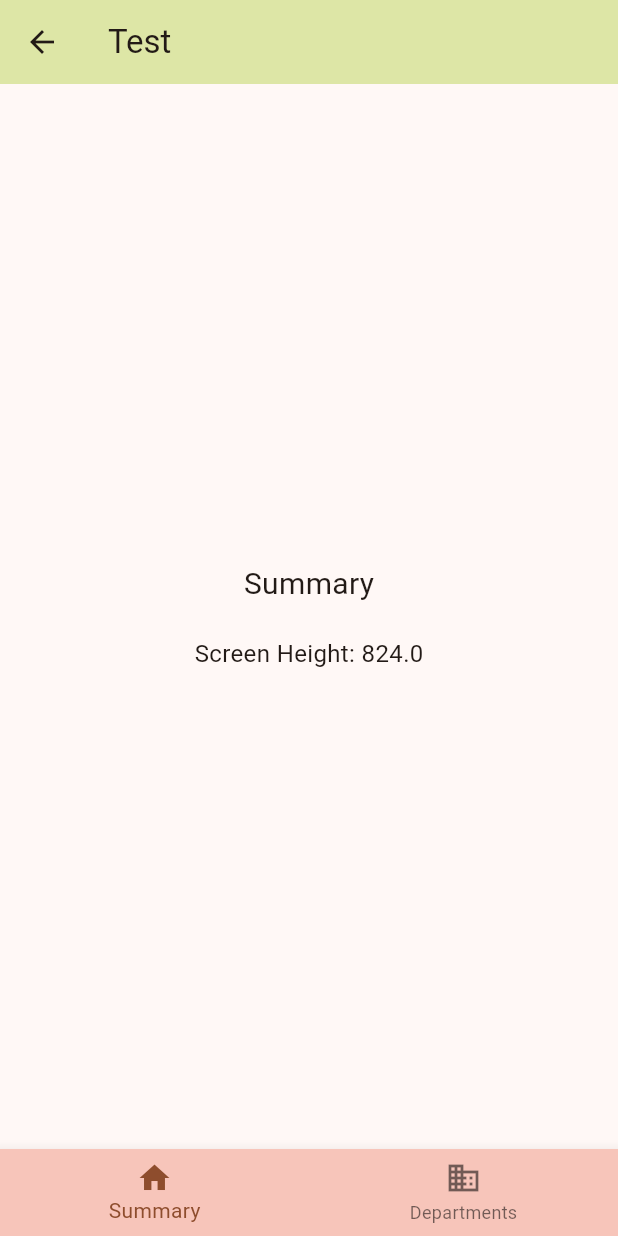
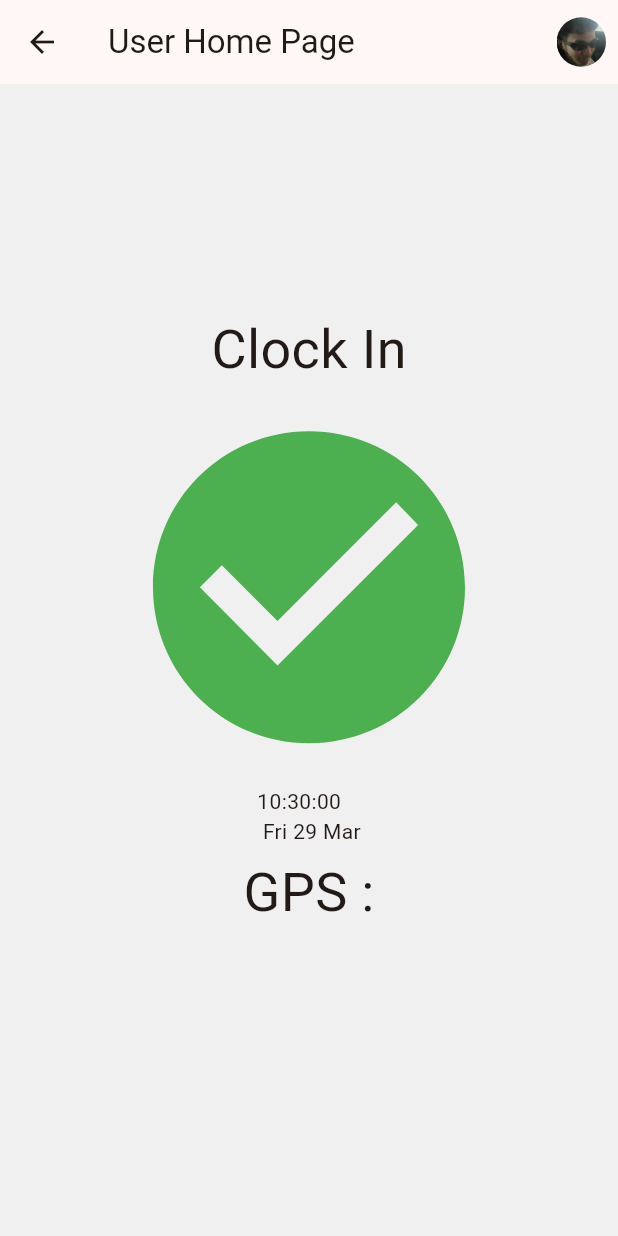
Before and after one commit to Kriwn/HRapp, a Flutter app: the screen it shows after launch, after a tap on "Sign in", on a phone screen of 412 x 824 dp. Run offline on Flutter 3.47's test engine with Material 3 defaults, Android fonts, the phone set to English and light mode, and no system bars.

Commit message:
userHomePage

```diff
--- a/lib/models/user.dart
+++ b/lib/models/user.dart
@@ -2,6 +2,7 @@ import 'package:hr/models/history.dart';
 
 class User {
   late int id;
+  late String urlImage;
   late String firstName;
   late String lastName;
   late String phoneNo;
--- a/lib/views/Account/signin.dart
+++ b/lib/views/Account/signin.dart
@@ -1,5 +1,6 @@
 import 'package:flutter/material.dart';
 import 'package:hr/views/Account/resetpassword.dart';
+import 'package:hr/views/User/userHomePage.dart';
 import '../HR/homepage.dart';
 import 'package:hr/views/Account/signup.dart';
 
@@ -93,7 +94,8 @@ class _SignInState extends State<SignIn> {
                 onPressed: () => {
                   Navigator.push(
                     context,
-                    MaterialPageRoute(builder: (context) => const HrHomepage()),
+                    // MaterialPageRoute(builder: (context) => const HrHomepage()),
+                    MaterialPageRoute(builder: (context) => const UserHomePage()),
                   )
                 }
               ),
--- /dev/null
+++ b/lib/views/User/userHomePage.dart
@@ -0,0 +1,64 @@
+import 'package:flutter/material.dart';
+import 'package:intl/intl.dart';
+
+class UserHomePage extends StatefulWidget {
+  const UserHomePage({super.key});
+
+  @override
+  State<UserHomePage> createState() => _UserHomePageState();
+}
+
+class _UserHomePageState extends State<UserHomePage> {
+  String formattedDate = DateFormat('kk:mm:ss \n EEE d MMM').format(DateTime.now());
+
+  @override
+  Widget build(BuildContext context) {
+    return Scaffold(
+      backgroundColor: const Color.fromARGB(255, 255, 232, 223),
+      appBar: AppBar(
+        title: const Text("User Home Page"),
+        actions: [
+          IconButton(
+            icon: Container(
+              width: MediaQuery.of(context).size.width*0.080,
+              height: MediaQuery.of(context).size.width*0.080,
+              child: ClipRRect(
+                borderRadius: BorderRadius.circular(360),
+                child: Image.asset('assets/images/bigprk.png', fit: BoxFit.cover,),
+              ),
+            ),
+            iconSize: 50,
+            onPressed: () => {
+
+            },
+          )
+        ],
+      ),
+      body: Container(
+        color: const Color.fromARGB(255, 240, 240, 240),
+        child: Column(
+          mainAxisAlignment: MainAxisAlignment.center,
+          crossAxisAlignment: CrossAxisAlignment.center,
+          children: [
+            const Text("Clock In", style: TextStyle(fontSize: 36),),
+            IconButton(
+              onPressed: () => {
+
+              },
+              icon: const Icon(Icons.check_circle, color: Colors.green, size: 250,),
+            ),
+            Text(formattedDate),
+            const SizedBox(height: 5,),
+            const Text("GPS :", style: TextStyle(fontSize: 36),),
+            const Row(
+              mainAxisAlignment: MainAxisAlignment.center,
+              children: [
+                Text("", style: TextStyle(fontSize: 36),),
+              ],
+            ),
+          ],
+        ),
+      ),
+    );
+  }
+}
--- /dev/null
+++ b/lib/views/settings.dart
@@ -0,0 +1,15 @@
+import 'package:flutter/material.dart';
+
+class Setting extends StatefulWidget {
+  const Setting({super.key});
+
+  @override
+  State<Setting> createState() => _SettingState();
+}
+
+class _SettingState extends State<Setting> {
+  @override
+  Widget build(BuildContext context) {
+    return const Placeholder();
+  }
+}
--- a/pubspec.yaml
+++ b/pubspec.yaml
@@ -28,6 +28,7 @@ environment:
 # the latest version available on pub.dev. To see which dependencies have newer
 # versions available, run `flutter pub outdated`.
 dependencies:
+  intl: ^0.19.0
   flutter:
     sdk: flutter
 
```
Also changed, not shown: assets/images/bigprk.png (added), pubspec.lock.
